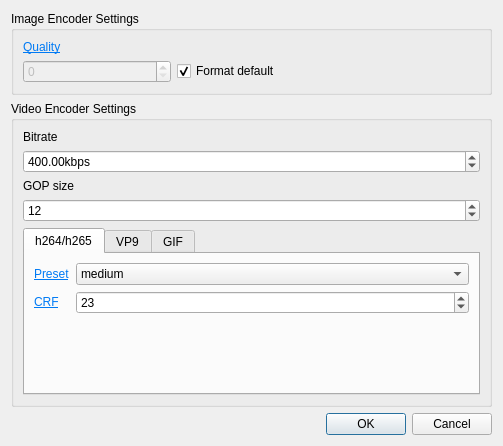
Qt form recording/encoders/encodersettingsdialog.ui (ArsenArsen/KShare) before a commit.
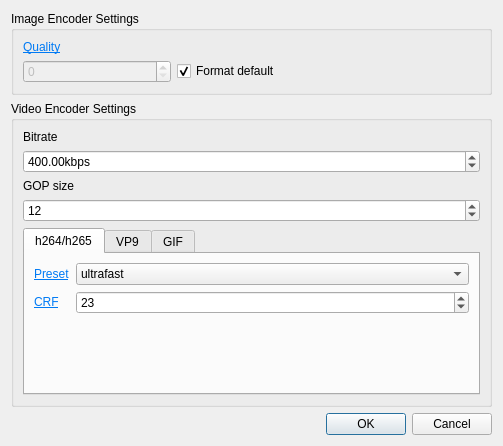
The same form after that commit. The open tabs and pages were chosen to show the change.

What changed in the file:
```diff
--- a/recording/encoders/encodersettingsdialog.ui
+++ b/recording/encoders/encodersettingsdialog.ui
@@ -82,10 +82,10 @@
           <item row="0" column="1">
            <widget class="QComboBox" name="profileBox">
             <property name="currentText">
-             <string notr="true">medium</string>
+             <string notr="true">ultrafast</string>
             </property>
             <property name="currentIndex">
-             <number>5</number>
+             <number>0</number>
             </property>
             <item>
              <property name="text">
```
Left out of the diff: 32 changed lines with no effect on the pictures.
